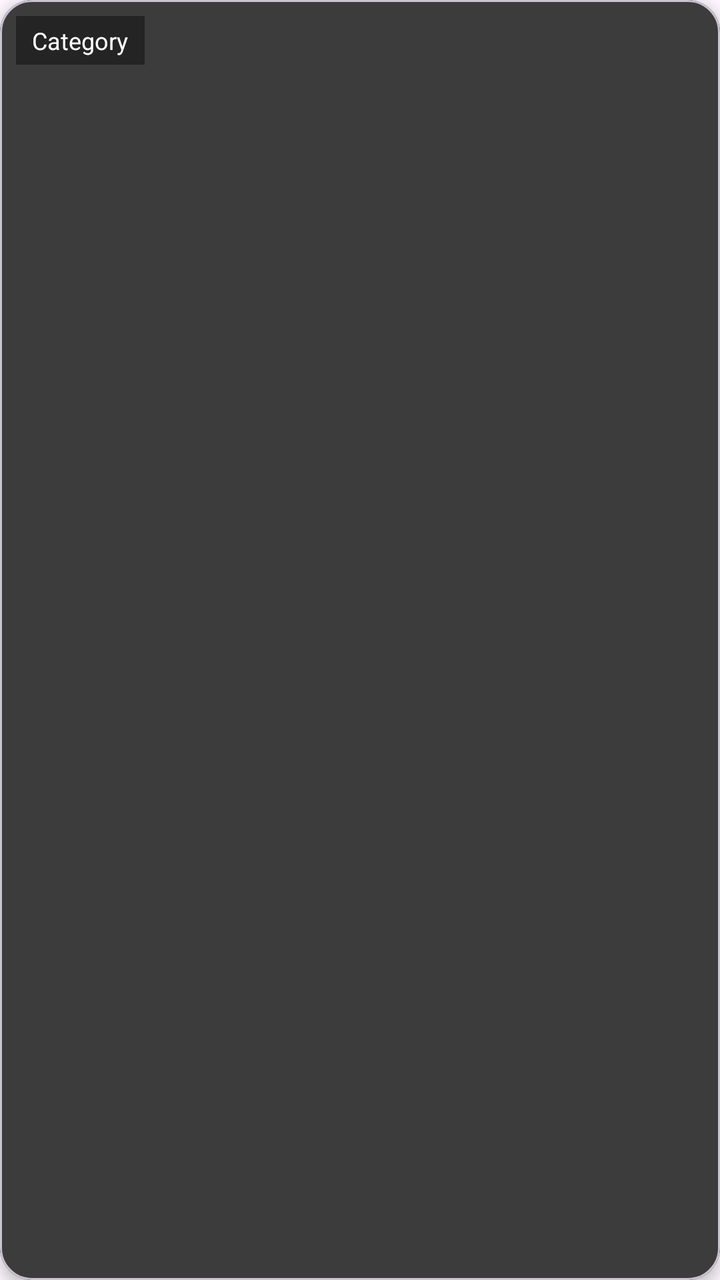
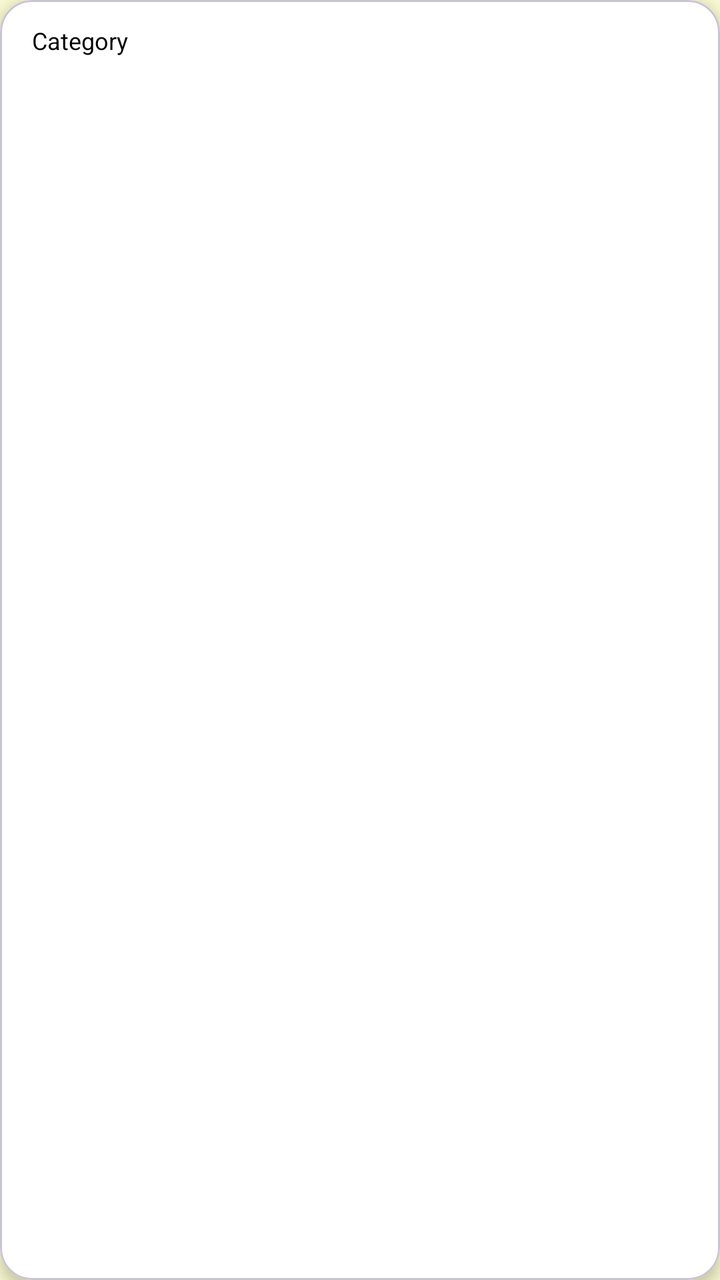

Before-and-after screenshots of an Android layout around one commit, followed by the original layout XML and the change that was made.
<!-- AndroidManifest.xml: application theme Theme.WardrobeDigital -->
<!-- res/layout/item_wardrobe.xml -->
<?xml version="1.0" encoding="utf-8"?>
<com.google.android.material.card.MaterialCardView xmlns:android="http://schemas.android.com/apk/res/android"
    xmlns:app="http://schemas.android.com/apk/res-auto"
    android:layout_width="match_parent"
    android:layout_height="180dp"
    android:layout_margin="4dp"
    android:clickable="true"
    android:focusable="true"
    android:foreground="?android:attr/selectableItemBackground"
    app:cardCornerRadius="16dp"
    app:cardElevation="4dp">

    <FrameLayout
        android:layout_width="match_parent"
        android:layout_height="match_parent">

        
        <ImageView
            android:id="@+id/iv_wardrobe_item"
            android:layout_width="match_parent"
            android:layout_height="match_parent"
            android:scaleType="centerCrop"
            android:contentDescription="Wardrobe Item"
            android:background="#3C3C3C"/>

        
        <TextView
            android:id="@+id/tv_category_label"
            android:layout_width="wrap_content"
            android:layout_height="wrap_content"
            android:layout_gravity="top|start"
            android:layout_margin="8dp"
            android:background="#66000000"
            android:paddingStart="8dp"
            android:paddingTop="4dp"
            android:paddingEnd="8dp"
            android:paddingBottom="4dp"
            android:text="Category"
            android:textColor="@android:color/white"
            android:textSize="12sp" />

    </FrameLayout>

</com.google.android.material.card.MaterialCardView>
<!-- resources referenced by this layout -->
<resources>
  <style name="Theme.WardrobeDigital" parent="Base.Theme.WardrobeDigital" />
  <style name="Base.Theme.WardrobeDigital" parent="Theme.Material3.DayNight">
          
          
      </style>
</resources>

<!-- the commit's change to res/layout/item_wardrobe.xml (unified diff, before → after) -->
@@ -7,6 +7,7 @@
     android:clickable="true"
     android:focusable="true"
     android:foreground="?android:attr/selectableItemBackground"
+    app:cardBackgroundColor="@color/colorCard"
     app:cardCornerRadius="16dp"
     app:cardElevation="4dp">
 
@@ -20,8 +21,7 @@
             android:layout_width="match_parent"
             android:layout_height="match_parent"
             android:scaleType="centerCrop"
-            android:contentDescription="Wardrobe Item"
-            android:background="#3C3C3C"/>
+            android:contentDescription="Wardrobe Item"/>
 
         
         <TextView
@@ -30,13 +30,13 @@
             android:layout_height="wrap_content"
             android:layout_gravity="top|start"
             android:layout_margin="8dp"
-            android:background="#66000000"
+            android:background="@color/colorImageScrim"
             android:paddingStart="8dp"
             android:paddingTop="4dp"
             android:paddingEnd="8dp"
             android:paddingBottom="4dp"
             android:text="Category"
-            android:textColor="@android:color/white"
+            android:textColor="@color/colorTextOnImage"
             android:textSize="12sp" />
 
     </FrameLayout>
<!-- resource entries referenced after the edit -->
@@ -1,9 +1,14 @@
 <!-- resources referenced by this layout -->
 <resources>
+  <color name="colorCard">#FFFFFF</color>
+  <color name="colorImageScrim">#B3FFFFFF</color>
+  <color name="colorTextOnImage">#000000</color>
   <style name="Theme.WardrobeDigital" parent="Base.Theme.WardrobeDigital" />
-  <style name="Base.Theme.WardrobeDigital" parent="Theme.Material3.DayNight">
+  <style name="Base.Theme.WardrobeDigital" parent="Theme.Material3.DayNight.NoActionBar">
           
+          <item name="android:windowBackground">@color/colorAppBackground</item>
           
       </style>
+  <color name="colorAppBackground">#FAFAD2</color>
 </resources>
 
